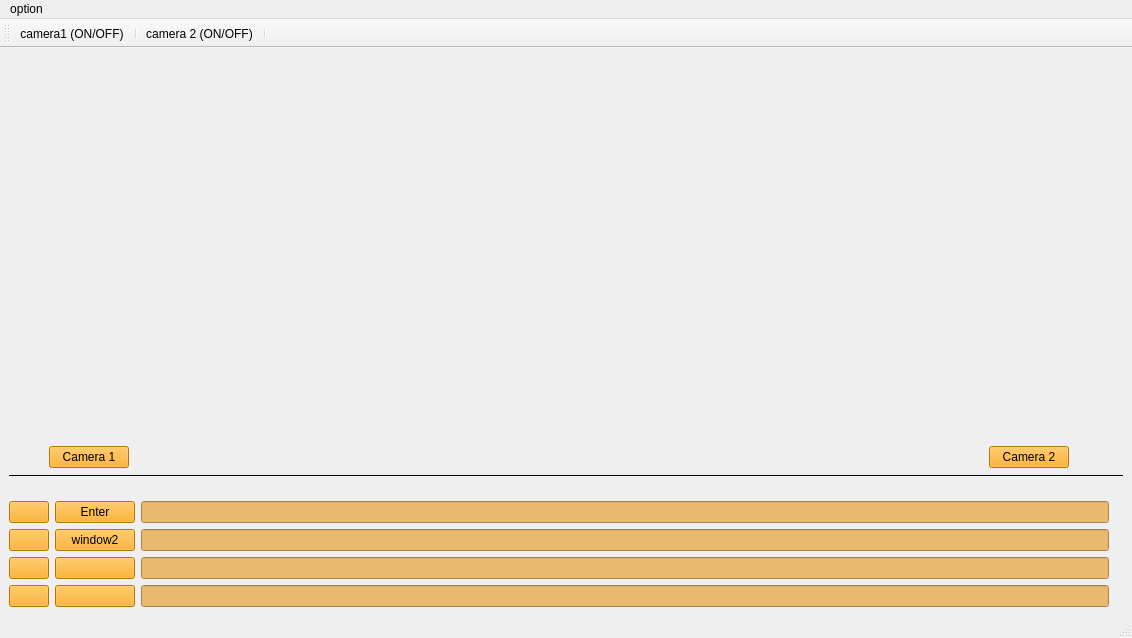
Above: src/template_gui_package/include/template_gui_package/hello_gui.ui from AliJohn5/GUI_gor_RC before the change. Below: the same form after it.
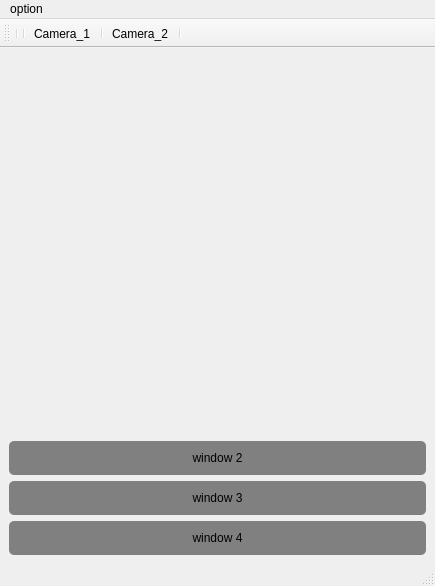
That is the form after the change. Icons and pictures are not drawn. Custom widgets are drawn as their Qt base class.

The edit to the form file:
```diff
--- a/src/template_gui_package/include/template_gui_package/hello_gui.ui
+++ b/src/template_gui_package/include/template_gui_package/hello_gui.ui
@@ -6,341 +6,105 @@
    <rect>
     <x>0</x>
     <y>0</y>
-    <width>1132</width>
-    <height>638</height>
+    <width>435</width>
+    <height>586</height>
    </rect>
   </property>
   <property name="windowTitle">
    <string>MainWindow</string>
   </property>
   <property name="styleSheet">
-   <string notr="true"/>
+   <string notr="true">QMainWindow{
+border-image: url(:/new/prefix1/img/bac3.png);
+}
+</string>
   </property>
   <widget class="QWidget" name="centralwidget">
-   <layout class="QGridLayout" name="gridLayout_2">
-    <item row="0" column="0">
+   <layout class="QVBoxLayout" name="verticalLayout_3">
+    <item>
      <layout class="QVBoxLayout" name="verticalLayout">
       <item>
-       <layout class="QGridLayout" name="gridLayout">
-        <item row="0" column="0">
-         <layout class="QHBoxLayout" name="horizontalLayout">
-          <item>
-           <widget class="helloGui::CustomLabel" name="label">
-            <property name="styleSheet">
-             <string notr="true">border-color: rgb(193, 125, 17);</string>
-            </property>
-            <property name="text">
-             <string/>
-            </property>
-           </widget>
-          </item>
-          <item>
-           <spacer name="horizontalSpacer">
-            <property name="orientation">
-             <enum>Qt::Horizontal</enum>
-            </property>
-            <property name="sizeType">
-             <enum>QSizePolicy::Fixed</enum>
-            </property>
-            <property name="sizeHint" stdset="0">
-             <size>
-              <width>40</width>
-              <height>20</height>
-             </size>
-            </property>
-           </spacer>
-          </item>
-          <item>
-           <widget class="helloGui::CustomLabel" name="frame_2_label">
-            <property name="styleSheet">
-             <string notr="true">border-color: rgb(193, 125, 17);
-</string>
-            </property>
-            <property name="text">
-             <string/>
-            </property>
-           </widget>
-          </item>
-          <item>
-           <spacer name="horizontalSpacer_2">
-            <property name="orientation">
-             <enum>Qt::Horizontal</enum>
-            </property>
-            <property name="sizeType">
-             <enum>QSizePolicy::Fixed</enum>
-            </property>
-            <property name="sizeHint" stdset="0">
-             <size>
-              <width>40</width>
-              <height>20</height>
-             </size>
-            </property>
-           </spacer>
-          </item>
-          <item>
-           <widget class="QLabel" name="label_2">
-            <property name="styleSheet">
-             <string notr="true">border-color: rgb(193, 125, 17);</string>
-            </property>
-            <property name="text">
-             <string/>
-            </property>
-           </widget>
-          </item>
-         </layout>
-        </item>
-       </layout>
+       <layout class="QHBoxLayout" name="horizontalLayout"/>
       </item>
       <item>
-       <layout class="QHBoxLayout" name="horizontalLayout_3">
-        <item>
-         <spacer name="horizontalSpacer_4">
-          <property name="orientation">
-           <enum>Qt::Horizontal</enum>
-          </property>
-          <property name="sizeType">
-           <enum>QSizePolicy::Maximum</enum>
-          </property>
-          <property name="sizeHint" stdset="0">
-           <size>
-            <width>40</width>
-            <height>20</height>
-           </size>
-          </property>
-         </spacer>
-        </item>
-        <item>
-         <widget class="QPushButton" name="pushButtonCamera">
-          <property name="styleSheet">
-           <string notr="true">color: rgb(0, 0, 0);
-background-color: #FFA500;
-</string>
-          </property>
-          <property name="text">
-           <string>Camera 1</string>
-          </property>
-         </widget>
-        </item>
-        <item>
-         <spacer name="horizontalSpacer_3">
-          <property name="orientation">
-           <enum>Qt::Horizontal</enum>
-          </property>
-          <property name="sizeHint" stdset="0">
-           <size>
-            <width>40</width>
-            <height>20</height>
-           </size>
-          </property>
-         </spacer>
-        </item>
-        <item>
-         <widget class="QPushButton" name="pushButton_4">
-          <property name="styleSheet">
-           <string notr="true">color: rgb(0, 0, 0);
-background-color: #FFA500;
-</string>
-          </property>
-          <property name="text">
-           <string>Camera 2</string>
-          </property>
-         </widget>
-        </item>
-        <item>
-         <spacer name="horizontalSpacer_5">
-          <property name="orientation">
-           <enum>Qt::Horizontal</enum>
-          </property>
-          <property name="sizeType">
-           <enum>QSizePolicy::Maximum</enum>
-          </property>
-          <property name="sizeHint" stdset="0">
-           <size>
-            <width>40</width>
-            <height>20</height>
-           </size>
-          </property>
-         </spacer>
-        </item>
-       </layout>
+       <spacer name="verticalSpacer">
+        <property name="orientation">
+         <enum>Qt::Vertical</enum>
+        </property>
+        <property name="sizeHint" stdset="0">
+         <size>
+          <width>20</width>
+          <height>40</height>
+         </size>
+        </property>
+       </spacer>
       </item>
-     </layout>
-    </item>
-    <item row="1" column="0" colspan="2">
-     <widget class="Line" name="line">
-      <property name="frameShadow">
-       <enum>QFrame::Plain</enum>
-      </property>
-      <property name="orientation">
-       <enum>Qt::Horizontal</enum>
-      </property>
-     </widget>
-    </item>
-    <item row="2" column="1">
-     <spacer name="verticalSpacer">
-      <property name="orientation">
-       <enum>Qt::Vertical</enum>
-      </property>
-      <property name="sizeType">
-       <enum>QSizePolicy::Fixed</enum>
-      </property>
-      <property name="sizeHint" stdset="0">
-       <size>
-        <width>8</width>
-        <height>18</height>
-       </size>
-      </property>
-     </spacer>
-    </item>
-    <item row="3" column="0">
-     <layout class="QHBoxLayout" name="horizontalLayout_2">
       <item>
-       <layout class="QHBoxLayout" name="horizontalLayout_10">
-        <item>
-         <layout class="QHBoxLayout" name="horizontalLayout_9">
-          <item>
-           <layout class="QVBoxLayout" name="verticalLayout_2">
-            <item>
-             <widget class="QPushButton" name="pushButton_5">
-              <property name="styleSheet">
-               <string notr="true">color: rgb(0, 0, 0);
-background-color: #FFA500;
-</string>
-              </property>
-              <property name="text">
-               <string/>
-              </property>
-             </widget>
-            </item>
-            <item>
-             <widget class="QPushButton" name="pushButton_6">
-              <property name="styleSheet">
-               <string notr="true">color: rgb(0, 0, 0);
-background-color: #FFA500;
-</string>
-              </property>
-              <property name="text">
-               <string/>
-              </property>
-             </widget>
-            </item>
-            <item>
-             <widget class="QPushButton" name="pushButton_9">
-              <property name="styleSheet">
-               <string notr="true">color: rgb(0, 0, 0);
-background-color: #FFA500;
-</string>
-              </property>
-              <property name="text">
-               <string/>
-              </property>
-             </widget>
-            </item>
-            <item>
-             <widget class="QPushButton" name="pushButton_3">
-              <property name="styleSheet">
-               <string notr="true">color: rgb(0, 0, 0);
-background-color: #FFA500;
-</string>
-              </property>
-              <property name="text">
-               <string/>
-              </property>
-             </widget>
-            </item>
-           </layout>
-          </item>
-          <item>
-           <layout class="QVBoxLayout" name="verticalLayout_3">
-            <item>
-             <widget class="QPushButton" name="pushButton">
-              <property name="styleSheet">
-               <string notr="true">color: rgb(0, 0, 0);
-background-color: #FFA500;
-</string>
-              </property>
-              <property name="text">
-               <string>Enter</string>
-              </property>
-             </widget>
-            </item>
-            <item>
-             <widget class="QPushButton" name="pushButton_7">
-              <property name="styleSheet">
-               <string notr="true">color: rgb(0, 0, 0);
-background-color: #FFA500;
-</string>
-              </property>
-              <property name="text">
-               <string>window2</string>
-              </property>
-             </widget>
-            </item>
-            <item>
-             <widget class="QPushButton" name="pushButton_2">
-              <property name="styleSheet">
-               <string notr="true">color: rgb(0, 0, 0);
-background-color: #FFA500;
-</string>
-              </property>
-              <property name="text">
-               <string/>
-              </property>
-             </widget>
-            </item>
-            <item>
-             <widget class="QPushButton" name="pushButton_8">
-              <property name="styleSheet">
-               <string notr="true">color: rgb(0, 0, 0);
-background-color: #FFA500;
-</string>
-              </property>
-              <property name="text">
-               <string/>
-              </property>
-             </widget>
-            </item>
-           </layout>
-          </item>
-         </layout>
-        </item>
-       </layout>
+       <widget class="QPushButton" name="pushButton_7">
+        <property name="styleSheet">
+         <string notr="true">QPushButton {
+border-width: 2px;
+border-style: outset;
+border-color:#8E3B35;
+    background-color: #808080; /* Cornflower blue */
+    color: #000000; /* White */
+    border: none;
+    border-radius: 5px;
+    padding: 10px;}
+
+QPushButton:hover {
+    background-color:#8E3B35;
+    border-style: inset;
+}</string>
+        </property>
+        <property name="text">
+         <string>window 2</string>
+        </property>
+       </widget>
       </item>
       <item>
-       <layout class="QVBoxLayout" name="verticalLayout_4">
-        <item>
-         <widget class="QLineEdit" name="lineEdit">
-          <property name="styleSheet">
-           <string notr="true">background-color: rgb(233, 185, 110);
-border-color: rgb(233, 185, 110);</string>
-          </property>
-         </widget>
-        </item>
-        <item>
-         <widget class="QLineEdit" name="lineEdit_2">
-          <property name="styleSheet">
-           <string notr="true">background-color: rgb(233, 185, 110);
-border-color: rgb(233, 185, 110);</string>
-          </property>
-         </widget>
-        </item>
-        <item>
-         <widget class="QLineEdit" name="lineEdit_4">
-          <property name="styleSheet">
-           <string notr="true">background-color: rgb(233, 185, 110);
-border-color: rgb(233, 185, 110);</string>
-          </property>
-         </widget>
-        </item>
-        <item>
-         <widget class="QLineEdit" name="lineEdit_3">
-          <property name="styleSheet">
-           <string notr="true">background-color: rgb(233, 185, 110);
-border-color: rgb(233, 185, 110);</string>
-          </property>
-         </widget>
-        </item>
-       </layout>
+       <widget class="QPushButton" name="pushButton_8">
+        <property name="styleSheet">
+         <string notr="true">QPushButton {
+border-width: 2px;
+border-style: outset;
+    background-color: #808080; /* Cornflower blue */
+    color: #000000; /* White */
+    border: none;
+    border-radius: 5px;
+    padding: 10px;}
+
+QPushButton:hover {
+    background-color:#8E3B35;
+    border-style: inset;
+}</string>
+        </property>
+        <property name="text">
+         <string>window 3</string>
+        </property>
+       </widget>
+      </item>
+      <item>
+       <widget class="QPushButton" name="pushButton_9">
+        <property name="styleSheet">
+         <string notr="true">QPushButton {
+border-width: 2px;
+border-style: outset;
+    background-color: #808080; /* Cornflower blue */
+    color: #000000; /* White */
+    border: none;
+    border-radius: 5px;
+    padding: 10px;}
+
+QPushButton:hover {
+    background-color:#8E3B35;
+    border-style: inset;
+}</string>
+        </property>
+        <property name="text">
+         <string>window 4</string>
+        </property>
+       </widget>
       </item>
      </layout>
     </item>
@@ -351,7 +115,7 @@
     <rect>
      <x>0</x>
      <y>0</y>
-     <width>1132</width>
+     <width>435</width>
      <height>22</height>
     </rect>
    </property>
@@ -360,8 +124,8 @@
      <string>option</string>
     </property>
     <addaction name="separator"/>
-    <addaction name="actionopen_camera"/>
-    <addaction name="actioncamera_2_ON_OFF"/>
+    <addaction name="actionCamera_1"/>
+    <addaction name="actionCamera_2"/>
    </widget>
    <addaction name="menuoption"/>
   </widget>
@@ -376,49 +140,30 @@
    <attribute name="toolBarBreak">
     <bool>false</bool>
    </attribute>
-   <addaction name="actionopen_camera"/>
    <addaction name="separator"/>
-   <addaction name="actioncamera_2_ON_OFF"/>
+   <addaction name="separator"/>
+   <addaction name="actionCamera_1"/>
+   <addaction name="separator"/>
+   <addaction name="actionCamera_2"/>
    <addaction name="separator"/>
   </widget>
-  <action name="actionopen_camera">
+  <action name="actionCamera_1">
    <property name="checkable">
     <bool>true</bool>
    </property>
-   <property name="checked">
-    <bool>false</bool>
-   </property>
-   <property name="enabled">
-    <bool>true</bool>
-   </property>
-   <property name="icon">
-    <iconset>
-     <normaloff>../../src/cameraicon.jpg</normaloff>../../src/cameraicon.jpg</iconset>
-   </property>
    <property name="text">
-    <string>camera1 (ON/OFF)</string>
+    <string>Camera_1</string>
    </property>
   </action>
-  <action name="actioncamera_2_ON_OFF">
+  <action name="actionCamera_2">
    <property name="checkable">
     <bool>true</bool>
    </property>
-   <property name="icon">
-    <iconset>
-     <normaloff>../../src/cameraicon.jpg</normaloff>../../src/cameraicon.jpg</iconset>
-   </property>
    <property name="text">
-    <string>camera 2 (ON/OFF)</string>
+    <string>Camera_2</string>
    </property>
   </action>
  </widget>
- <customwidgets>
-  <customwidget>
-   <class>helloGui::CustomLabel</class>
-   <extends>QLabel</extends>
-   <header location="global">hello_gui.h</header>
-  </customwidget>
- </customwidgets>
  <resources/>
  <connections/>
 </ui>
```
